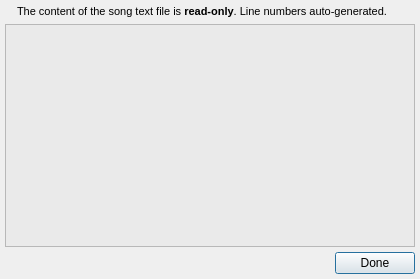
UltraStar-Deluxe/UltraStar-Manager, file uman/src/QUTextDialog.ui: the form before one commit.
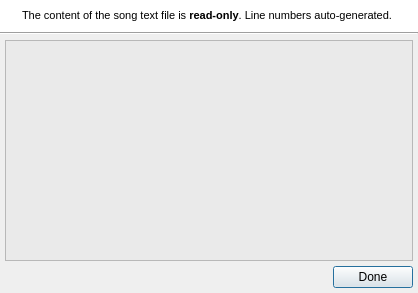
The form after the commit. Icons and pictures are not drawn.

Commit message: - look&feel of some dialogs unified

```diff
--- a/uman/src/QUTextDialog.ui
+++ b/uman/src/QUTextDialog.ui
@@ -8,8 +8,8 @@
    <rect>
     <x>0</x>
     <y>0</y>
-    <width>420</width>
-    <height>279</height>
+    <width>418</width>
+    <height>293</height>
    </rect>
   </property>
   <property name="windowTitle" >
@@ -20,25 +20,93 @@
   </property>
   <layout class="QVBoxLayout" >
    <property name="spacing" >
-    <number>5</number>
+    <number>0</number>
    </property>
    <property name="leftMargin" >
-    <number>5</number>
+    <number>0</number>
    </property>
    <property name="topMargin" >
-    <number>5</number>
+    <number>0</number>
    </property>
    <property name="rightMargin" >
-    <number>5</number>
+    <number>0</number>
    </property>
    <property name="bottomMargin" >
-    <number>5</number>
+    <number>0</number>
    </property>
    <item>
+    <widget class="QFrame" name="frame" >
+     <property name="palette" >
+      <palette>
+       <active>
+        <colorrole role="Base" >
+         <brush brushstyle="SolidPattern" >
+          <color alpha="255" >
+           <red>255</red>
+           <green>255</green>
+           <blue>255</blue>
+          </color>
+         </brush>
+        </colorrole>
+        <colorrole role="Window" >
+         <brush brushstyle="SolidPattern" >
+          <color alpha="255" >
+           <red>255</red>
+           <green>255</green>
+           <blue>255</blue>
+          </color>
+         </brush>
+        </colorrole>
+       </active>
+       <inactive>
+        <colorrole role="Base" >
+         <brush brushstyle="SolidPattern" >
+          <color alpha="255" >
+           <red>255</red>
+           <green>255</green>
+           <blue>255</blue>
+          </color>
+         </brush>
+        </colorrole>
+        <colorrole role="Window" >
+         <brush brushstyle="SolidPattern" >
+          <color alpha="255" >
+           <red>255</red>
+           <green>255</green>
+           <blue>255</blue>
+          </color>
+         </brush>
+        </colorrole>
+       </inactive>
+       <disabled>
+        <colorrole role="Base" >
+         <brush brushstyle="SolidPattern" >
+          <color alpha="255" >
+           <red>255</red>
+           <green>255</green>
+           <blue>255</blue>
+          </color>
+         </brush>
+        </colorrole>
+        <colorrole role="Window" >
+         <brush brushstyle="SolidPattern" >
+          <color alpha="255" >
+           <red>255</red>
+           <green>255</green>
+           <blue>255</blue>
+          </color>
+         </brush>
+        </colorrole>
+       </disabled>
+      </palette>
+     </property>
+     <property name="autoFillBackground" >
+      <bool>true</bool>
+     </property>
+     <property name="frameShadow" >
+      <enum>QFrame::Raised</enum>
+     </property>
     <layout class="QHBoxLayout" >
-     <property name="spacing" >
-      <number>5</number>
-     </property>
      <item>
       <widget class="QLabel" name="label" >
        <property name="sizePolicy" >
@@ -64,7 +132,10 @@
         <string>&lt;html>&lt;head>&lt;meta name="qrichtext" content="1" />&lt;style type="text/css">
 p, li { white-space: pre-wrap; }
 &lt;/style>&lt;/head>&lt;body style=" font-family:'MS Shell Dlg 2'; font-size:8.25pt; font-weight:400; font-style:normal;">
-&lt;p style=" margin-top:0px; margin-bottom:0px; margin-left:0px; margin-right:0px; -qt-block-indent:0; text-indent:0px; font-size:8pt;">The content of the song text file is &lt;span style=" font-weight:600; color:#000000;">read-only&lt;/span>&lt;span style=" color:#000000;">. Line numbers auto-generated.&lt;/span>&lt;/p>&lt;/body>&lt;/html></string>
+&lt;p style=" margin-top:0px; margin-bottom:0px; margin-left:0px; margin-right:0px; -qt-block-indent:0; text-indent:0px;">The content of the song text file is &lt;span style=" font-weight:600; color:#000000;">read-only&lt;/span>&lt;span style=" color:#000000;">. Line numbers auto-generated.&lt;/span>&lt;/p>&lt;/body>&lt;/html></string>
+        </property>
+        <property name="alignment" >
+         <set>Qt::AlignLeading|Qt::AlignLeft|Qt::AlignTop</set>
        </property>
        <property name="wordWrap" >
         <bool>true</bool>
@@ -72,7 +143,32 @@
       </widget>
      </item>
     </layout>
+    </widget>
    </item>
+   <item>
+    <widget class="Line" name="line" >
+     <property name="orientation" >
+      <enum>Qt::Horizontal</enum>
+     </property>
+    </widget>
+   </item>
+   <item>
+    <layout class="QVBoxLayout" >
+     <property name="spacing" >
+      <number>5</number>
+     </property>
+     <property name="leftMargin" >
+      <number>5</number>
+     </property>
+     <property name="topMargin" >
+      <number>5</number>
+     </property>
+     <property name="rightMargin" >
+      <number>5</number>
+     </property>
+     <property name="bottomMargin" >
+      <number>5</number>
+     </property>
    <item>
     <widget class="QTextEdit" name="textEdit" >
      <property name="palette" >
@@ -152,6 +248,8 @@
         <iconset resource="images/uman.qrc" >:/marks/accept.png</iconset>
        </property>
       </widget>
+       </item>
+      </layout>
      </item>
     </layout>
    </item>
```
Left out of the diff: 4 changed lines with no effect on the pictures. Lines whose indentation alone changed are shown as unchanged. The commit also changes 2 other files.
